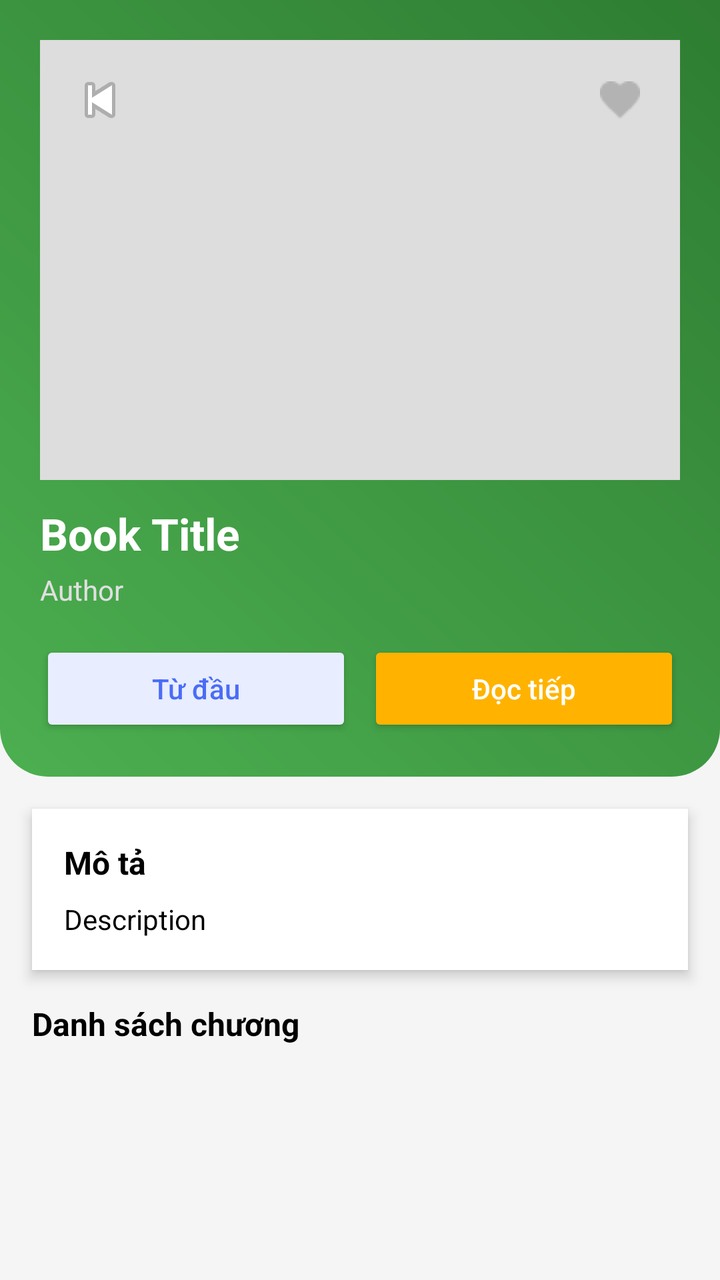
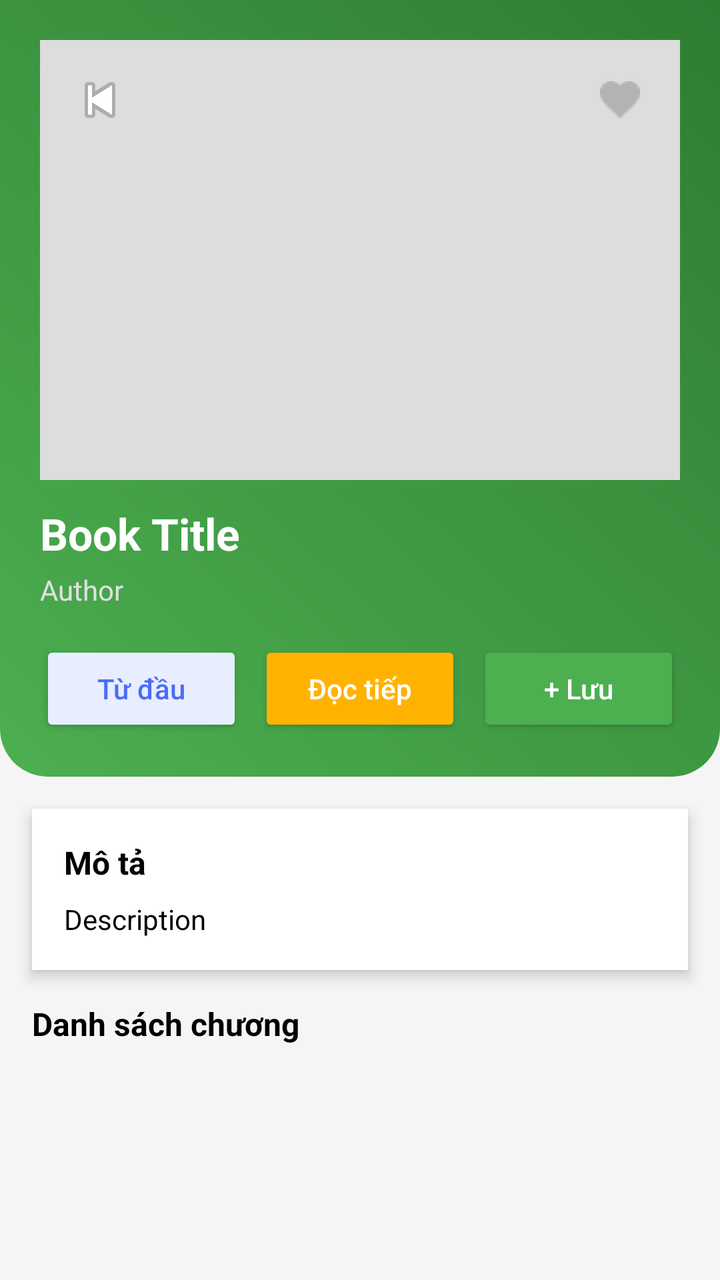

Screens rendered from an Android XML layout before and after an edit, with the pre-edit source and the edit as a unified diff.
<!-- AndroidManifest.xml: application theme Theme.LibraryApp -->
<!-- res/layout/fragment_book_detail.xml -->
<?xml version="1.0" encoding="utf-8"?>
<LinearLayout xmlns:android="http://schemas.android.com/apk/res/android"
    android:id="@+id/rootLinearLayout"
    android:layout_width="match_parent"
    android:layout_height="match_parent"
    android:orientation="vertical"
    android:background="@color/background">

    
    <LinearLayout
        android:id="@+id/headerSection"
        android:layout_width="match_parent"
        android:layout_height="wrap_content"
        android:orientation="vertical"
        android:background="@drawable/bg_header"
        android:padding="20dp">

        
        <FrameLayout
            android:layout_width="match_parent"
            android:layout_height="220dp">

            <ImageView
                android:id="@+id/imgBook"
                android:layout_width="match_parent"
                android:layout_height="match_parent"
                android:scaleType="centerCrop"
                android:background="#DDDDDD" />

            
            <ImageButton
                android:id="@+id/btnBack"
                android:layout_width="40dp"
                android:layout_height="40dp"
                android:layout_gravity="top|start"
                android:layout_margin="10dp"
                android:background="@android:color/transparent"
                android:src="@android:drawable/ic_media_previous"
                android:contentDescription="back" />

            
            <ImageButton
                android:id="@+id/btnFavorite"
                android:layout_width="40dp"
                android:layout_height="40dp"
                android:layout_gravity="top|end"
                android:layout_margin="10dp"
                android:background="@android:color/transparent"
                android:src="@drawable/ic_favorite_border"
                android:contentDescription="favorite" />
        </FrameLayout>

        
        <TextView
            android:id="@+id/tvTitle"
            android:layout_width="match_parent"
            android:layout_height="wrap_content"
            android:text="Book Title"
            android:textColor="@android:color/white"
            android:textSize="22sp"
            android:textStyle="bold"
            android:layout_marginTop="12dp" />

        
        <TextView
            android:id="@+id/tvAuthor"
            android:layout_width="match_parent"
            android:layout_height="wrap_content"
            android:text="Author"
            android:textColor="#E0E0E0"
            android:textSize="14sp"
            android:layout_marginTop="4dp" />

        
        <LinearLayout
            android:layout_width="match_parent"
            android:layout_height="wrap_content"
            android:orientation="horizontal"
            android:layout_marginTop="16dp">

            
            <Button
                android:id="@+id/btnReadFromStart"
                android:layout_width="0dp"
                android:layout_height="48dp"
                android:layout_weight="1"
                android:text="Từ đầu"
                android:textAllCaps="false"
                android:textColor="#4A6CF7"
                android:backgroundTint="#E8EDFF" />

            <Space
                android:layout_width="8dp"
                android:layout_height="wrap_content"/>

            
            <Button
                android:id="@+id/btnContinueReading"
                android:layout_width="0dp"
                android:layout_height="48dp"
                android:layout_weight="1"
                android:text="Đọc tiếp"
                android:textAllCaps="false"
                android:textColor="@android:color/white"
                android:backgroundTint="#FFB300" />

        </LinearLayout>

    </LinearLayout>

    <androidx.core.widget.NestedScrollView
        android:layout_width="match_parent"
        android:layout_height="0dp"
        android:layout_weight="1"
        android:fillViewport="true">

        <LinearLayout
            android:layout_width="match_parent"
            android:layout_height="wrap_content"
            android:orientation="vertical">

            
            <LinearLayout
                android:layout_width="match_parent"
                android:layout_height="wrap_content"
                android:orientation="vertical"
                android:background="@color/surface"
                android:layout_margin="16dp"
                android:padding="16dp"
                android:elevation="4dp">

                <TextView
                    android:layout_width="wrap_content"
                    android:layout_height="wrap_content"
                    android:text="Mô tả"
                    android:textStyle="bold"
                    android:textSize="16sp"
                    android:textColor="@color/text_primary"/>

                <TextView
                    android:id="@+id/tvDescription"
                    android:layout_width="match_parent"
                    android:layout_height="wrap_content"
                    android:text="Description"
                    android:textSize="14sp"
                    android:textColor="@color/text_primary"
                    android:layout_marginTop="8dp"
                    android:lineSpacingExtra="4dp"/>
            </LinearLayout>

            
            <TextView
                android:id="@+id/tvChapterLabel"
                android:layout_width="match_parent"
                android:layout_height="wrap_content"
                android:text="Danh sách chương"
                android:textStyle="bold"
                android:textSize="16sp"
                android:textColor="@color/text_primary"
                android:layout_marginStart="16dp"
                android:layout_marginBottom="8dp"/>

            
            <androidx.recyclerview.widget.RecyclerView
                android:id="@+id/rvChapters"
                android:layout_width="match_parent"
                android:layout_height="wrap_content"
                android:nestedScrollingEnabled="false"
                android:paddingStart="12dp"
                android:paddingEnd="12dp"
                android:paddingBottom="50dp"
                android:clipToPadding="false"/>

        </LinearLayout>

    </androidx.core.widget.NestedScrollView>

</LinearLayout>
<!-- resources referenced by this layout -->
<resources>
  <color name="background">#F5F5F5</color>
  <color name="surface">#FFFFFF</color>
  <color name="text_primary">#000000</color>
  <!-- drawable bg_header (drawable) -->
  <?xml version="1.0" encoding="utf-8"?>
  <shape xmlns:android="http://schemas.android.com/apk/res/android">
      <gradient
          android:startColor="#4CAF50"
          android:endColor="#2E7D32"
          android:angle="45"/>
  
      <corners
          android:bottomLeftRadius="24dp"
          android:bottomRightRadius="24dp"/>
  </shape>
  <!-- drawable ic_favorite_border: png bitmap (drawable, 430 bytes) -->
  <style name="Theme.LibraryApp" parent="Theme.AppCompat.Light.NoActionBar" />
</resources>

<!-- the commit's change to res/layout/fragment_book_detail.xml (unified diff, before → after) -->
@@ -104,6 +104,21 @@
                 android:textColor="@android:color/white"
                 android:backgroundTint="#FFB300" />
 
+            <Space
+                android:layout_width="8dp"
+                android:layout_height="wrap_content"/>
+
+            <Button
+                android:id="@+id/btnAddToLibrary"
+                android:layout_width="0dp"
+                android:layout_height="48dp"
+                android:layout_weight="1"
+                android:text="+ Lưu"
+                android:textAllCaps="false"
+                android:textColor="@android:color/white"
+                android:backgroundTint="#4CAF50" />
+
+
         </LinearLayout>
 
     </LinearLayout>
